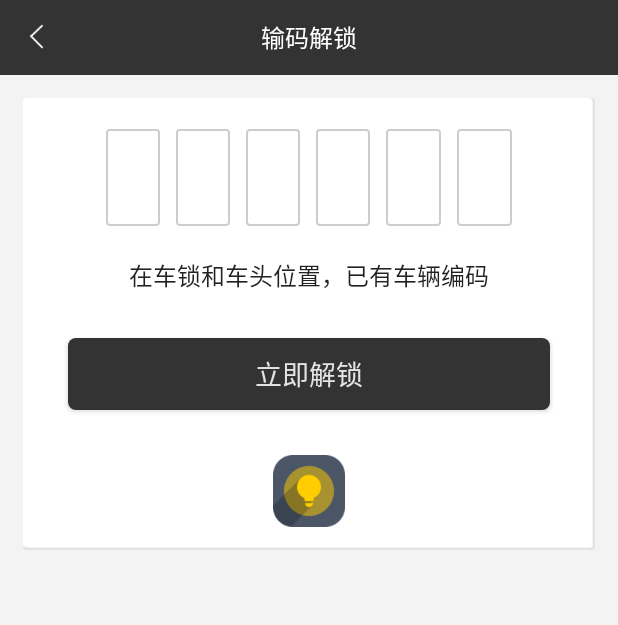
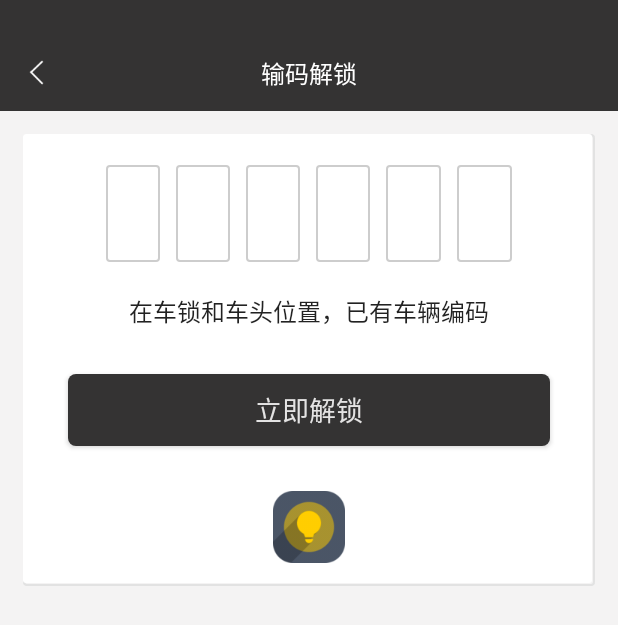
Before and after one commit to gaoleicoding/BiuBike, an Android app: the CodeUnlockActivity screen opened directly, with no data from a screen before it, on a phone screen of 412 x 824 dp. Shown: the top 625 px of the screen. Run offline under Robolectric (Android 15) with nearby library versions, the phone set to English and light mode, and no system bars; our stand-ins replace CircleImageView.

Commit message:
修改一些 UI细节

```diff
--- a/BiuBike/app/src/main/java/com/biubike/MainActivity.java
+++ b/BiuBike/app/src/main/java/com/biubike/MainActivity.java
@@ -162,7 +162,7 @@ public class MainActivity extends BaseActivity implements View.OnClickListener,
         menu_icon.setOnClickListener(this);
         shadowView.setOnClickListener(this);
 //        mLeftDrawerLayout.setListener(this);
-        RelativeLayout.LayoutParams layoutParams = new RelativeLayout.LayoutParams(ViewGroup.LayoutParams.MATCH_PARENT, Utils.dp2px(MainActivity.this, 50));
+        RelativeLayout.LayoutParams layoutParams = new RelativeLayout.LayoutParams(ViewGroup.LayoutParams.MATCH_PARENT, Utils.dp2px(this, 50));
         layoutParams.setMargins(0, statusBarHeight, 0, 0);//4个参数按顺序分别是左上右下
         title_layout.setLayoutParams(layoutParams);
         RelativeLayout.LayoutParams layoutParams2 = new RelativeLayout.LayoutParams(ViewGroup.LayoutParams.MATCH_PARENT, ViewGroup.LayoutParams.WRAP_CONTENT);
@@ -437,11 +437,8 @@ public class MainActivity extends BaseActivity implements View.OnClickListener,
         shadowView.setVisibility(offset == 0 ? View.INVISIBLE : View.VISIBLE);
         int alpha = (int) Math.round(offset * 255 * 0.4);
         String hex = Integer.toHexString(alpha).toUpperCase();
-//                Log.d("gaolei","hex-------------------"+hex);
         Log.d("gaolei", "color------------" + "#" + hex + "000000");
-//String  color="#"+hex+"000000";
         shadowView.setBackgroundColor(Color.argb(alpha, 0, 0, 0));
-//        mLeftDrawerLayout.setBackgroundColor(Color.parseColor("#10000000"));
 
     }
 
--- a/BiuBike/app/src/main/java/com/biubike/activity/CodeUnlockActivity.java
+++ b/BiuBike/app/src/main/java/com/biubike/activity/CodeUnlockActivity.java
@@ -1,6 +1,5 @@
 package com.biubike.activity;
 
-import android.app.Activity;
 import android.content.Context;
 import android.hardware.Camera;
 import android.os.Bundle;
@@ -9,29 +8,39 @@ import android.text.TextWatcher;
 import android.util.Log;
 import android.view.KeyEvent;
 import android.view.View;
+import android.view.ViewGroup;
 import android.view.inputmethod.InputMethodManager;
 import android.widget.EditText;
+import android.widget.LinearLayout;
+import android.widget.RelativeLayout;
 
 import com.biubike.R;
+import com.biubike.base.BaseActivity;
 import com.biubike.util.Utils;
 
 /**
  * Created by gaolei on 16/12/29.
  */
 
-public class CodeUnlockActivity extends Activity {
+public class CodeUnlockActivity extends BaseActivity {
 
     private boolean isFlashOpen = false;
     private EditText editText1, editText2, editText3, editText4, editText5, editText6;
     private int currentEditIndex;
     public static InputMethodManager imm;
+    private RelativeLayout title_layout;
 
 
     public void onCreate(Bundle savedInstanceState) {
         super.onCreate(savedInstanceState);
         setContentView(R.layout.activity_code_unlock);
         imm = (InputMethodManager) getSystemService(Context.INPUT_METHOD_SERVICE);
-//        showIMM();
+        title_layout = (RelativeLayout) findViewById(R.id.title_layout);
+
+        LinearLayout.LayoutParams layoutParams = new LinearLayout.LayoutParams(ViewGroup.LayoutParams.MATCH_PARENT, Utils.dp2px(this, 50));
+        layoutParams.setMargins(0, statusBarHeight, 0, 0);//4个参数按顺序分别是左上右下
+        title_layout.setLayoutParams(layoutParams);
+
         editText1 = (EditText) findViewById(R.id.editText1);
         editText2 = (EditText) findViewById(R.id.editText2);
         editText3 = (EditText) findViewById(R.id.editText3);
--- a/BiuBike/app/src/main/java/com/biubike/base/BaseActivity.java
+++ b/BiuBike/app/src/main/java/com/biubike/base/BaseActivity.java
@@ -3,6 +3,7 @@ package com.biubike.base;
 import android.os.Build;
 import android.os.Bundle;
 import android.support.v4.app.FragmentActivity;
+import android.view.View;
 import android.view.ViewGroup;
 import android.view.WindowManager;
 
@@ -63,4 +64,7 @@ public class BaseActivity extends FragmentActivity {
         return 0;
     }
 
+    public void finishActivity(View view){
+        finish();
+    }
 }
--- a/BiuBike/app/src/main/java/com/biubike/fragment/LeftMenuFragment.java
+++ b/BiuBike/app/src/main/java/com/biubike/fragment/LeftMenuFragment.java
@@ -15,7 +15,7 @@ import com.biubike.R;
 
 public class LeftMenuFragment extends Fragment {
     public View onCreateView(LayoutInflater inflater, ViewGroup container, Bundle savedInstanceState) {
-        View view=inflater.inflate(R.layout.fragment_menu,null);
+        View view=inflater.inflate(R.layout.menu_main,null);
         return view;
     }
 
--- a/BiuBike/app/src/main/res/layout/activity_code_unlock.xml
+++ b/BiuBike/app/src/main/res/layout/activity_code_unlock.xml
@@ -2,7 +2,7 @@
 <LinearLayout xmlns:android="http://schemas.android.com/apk/res/android"
     android:layout_width="match_parent"
     android:layout_height="match_parent"
-    android:background="@color/color_f4f3f3"
+    android:background="@color/color_343333"
     android:orientation="vertical">
 
     <RelativeLayout
@@ -10,16 +10,18 @@
         android:layout_width="match_parent"
         android:layout_height="50dp"
         android:background="@color/color_343333">
+
         <ImageView
             android:id="@+id/menu_icon"
             android:layout_width="wrap_content"
             android:layout_height="match_parent"
             android:layout_centerVertical="true"
             android:clickable="true"
-
+            android:onClick="finishActivity"
             android:paddingLeft="15dp"
             android:paddingRight="15dp"
             android:src="@mipmap/return_icon" />
+
         <TextView
             android:layout_width="wrap_content"
             android:layout_height="wrap_content"
@@ -28,43 +30,56 @@
             android:textColor="@color/white"
             android:textSize="16sp" />
     </RelativeLayout>
+
     <LinearLayout
         android:layout_width="match_parent"
-        android:layout_height="wrap_content"
-        android:background="@drawable/code_unlock_bg"
-        android:layout_margin="15dp"
+        android:layout_height="match_parent"
+        android:background="@color/color_f4f3f3"
         android:orientation="vertical">
 
         <LinearLayout
             android:layout_width="match_parent"
             android:layout_height="wrap_content"
+            android:layout_margin="15dp"
+            android:background="@drawable/code_unlock_bg"
+            android:orientation="vertical">
+
+            <LinearLayout
+                android:layout_width="match_parent"
+                android:layout_height="wrap_content"
+                android:layout_marginBottom="15dp"
                 android:layout_marginLeft="50dp"
                 android:layout_marginRight="50dp"
                 android:layout_marginTop="15dp"
-        android:layout_marginBottom="15dp"
                 android:orientation="horizontal">
 
                 <EditText
                     android:id="@+id/editText1"
-            android:windowSoftInputMode="stateVisible"
-            style="@style/code_edit_style" />
+                    style="@style/code_edit_style"
+                    android:windowSoftInputMode="stateVisible" />
+
                 <EditText
                     android:id="@+id/editText2"
                     style="@style/code_edit_style" />
+
                 <EditText
                     android:id="@+id/editText3"
                     style="@style/code_edit_style" />
+
                 <EditText
                     android:id="@+id/editText4"
                     style="@style/code_edit_style" />
+
                 <EditText
                     android:id="@+id/editText5"
                     style="@style/code_edit_style" />
+
                 <EditText
                     android:id="@+id/editText6"
                     style="@style/code_edit_style" />
 
             </LinearLayout>
+
             <TextView
                 android:layout_width="wrap_content"
                 android:layout_height="wrap_content"
@@ -77,22 +92,22 @@
                 android:layout_width="match_parent"
                 android:layout_height="wrap_content"
                 android:layout_gravity="center_horizontal"
+                android:layout_marginLeft="30dp"
+                android:layout_marginRight="30dp"
+                android:layout_marginTop="30dp"
+                android:background="@drawable/bt_book_selector"
                 android:text="@string/unlock_im"
                 android:textColor="@color/white_dd"
-        android:background="@drawable/bt_book_selector"
-        android:layout_marginTop="30dp"
-        android:layout_marginLeft="30dp"
-        android:layout_marginRight="30dp"
                 android:textSize="18sp" />
 
             <ImageView
                 android:layout_width="wrap_content"
                 android:layout_height="wrap_content"
                 android:layout_gravity="center_horizontal"
-        android:src="@mipmap/flashlight_icon"
+                android:layout_marginBottom="15dp"
                 android:layout_marginTop="30dp"
-        android:layout_marginBottom="15dp"
                 android:onClick="switchFlashlight"
-         />
+                android:src="@mipmap/flashlight_icon" />
         </LinearLayout>
     </LinearLayout>
+</LinearLayout>
--- a/BiuBike/app/src/main/res/values/colors.xml
+++ b/BiuBike/app/src/main/res/values/colors.xml
@@ -7,10 +7,12 @@
     <color name="colorPrimaryDark">#303F9F</color>
     <color name="colorAccent">#FF4081</color>
     <color name="color_343333">#343333</color>
+    <color name="color_323232">#323232</color>
     <color name="color_aa343333">#aa343333</color>
     <color name="color_bb343333">#bb343333</color>
     <color name="color_cc343333">#cc343333</color>
     <color name="color_dd343333">#dd343333</color>
+    <color name="color_f6f6f6">#f6f6f6</color>
     <color name="white">#ffffff</color>
     <color name="white_bb">#bbffffff</color>
     <color name="white_dd">#ddffffff</color>
@@ -20,6 +22,7 @@
     <color name="black_cc">#cc000000</color>
     <color name="black_99">#99000000</color>
     <color name="color_747474">#747474</color>
+    <color name="color_d8d8d8">#d8d8d8</color>
     <color name="color_dd747474">#dd747474</color>
     <color name="color_cdcdcd">#cdcdcd</color>
     <color name="color_e2e2e2">#e2e2e2</color>
--- a/BiuBike/app/src/main/res/values/styles.xml
+++ b/BiuBike/app/src/main/res/values/styles.xml
@@ -37,6 +37,8 @@
         <item name="android:layout_width">wrap_content</item>
         <item name="android:layout_height">wrap_content</item>
         <item name="android:layout_marginLeft">20dp</item>
+        <item name="android:layout_gravity">center_vertical</item>
+
     </style>
 
     <style name="menu_divider_style">
```
Also changed, not shown: BiuBike/app/src/main/res/drawable/book_cancel_selector.xml (added, +32 -0 lines), BiuBike/app/src/main/res/layout/content_main.xml (+18 -19 lines), BiuBike/app/src/main/res/layout/menu_main.xml (renamed from BiuBike/app/src/main/res/layout/fragment_menu.xml), BiuBike/app/src/main/res/mipmap-xhdpi/alarm2.png (added). Lines whose indentation alone changed are shown as unchanged.
